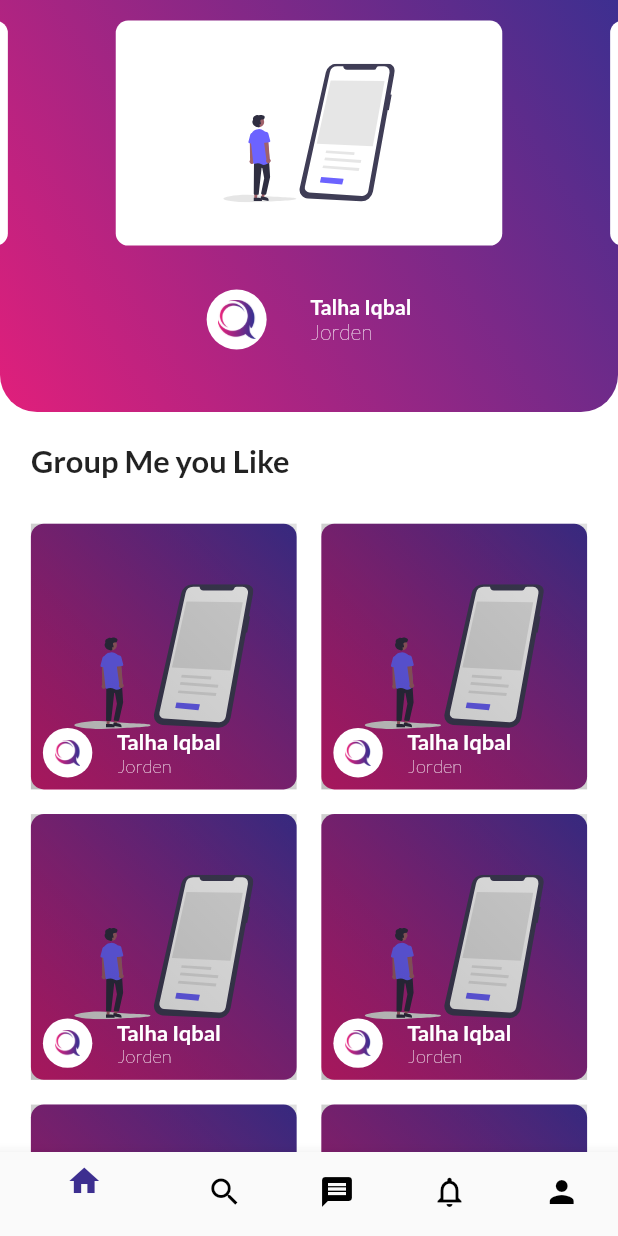
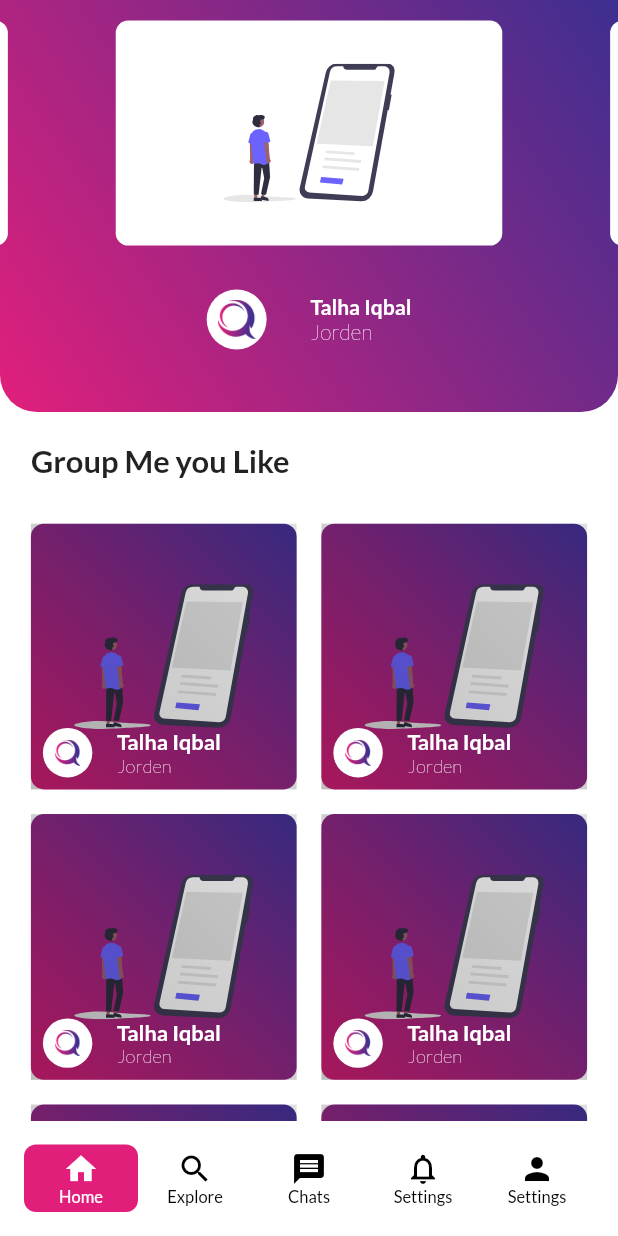
Before and after one commit to talha828/Uni-Chat-App, a Flutter app: the MainScreen screen opened directly, on a phone screen of 412 x 824 dp. Run offline on Flutter 3.47's test engine with Material 2 defaults, Android fonts, the phone set to English and light mode, and no system bars; drawn by our look-alikes of carousel_slider, floating_bottom_navigation_bar; our stand-ins replace flutter_svg, get, google_fonts.

Commit message:
upgrade flutter sdk 2.2.2 to 3.0.3

```diff
--- a/lib/main.dart
+++ b/lib/main.dart
@@ -23,7 +23,7 @@ class MyApp extends StatelessWidget {
           Theme.of(context).textTheme
         )
       ),
-      home: MainScreen()
+      home: SplashScreen()
     );
   }
 }
--- a/lib/screens/main_screen/view.dart
+++ b/lib/screens/main_screen/view.dart
@@ -1,4 +1,5 @@
 import 'package:carousel_slider/carousel_slider.dart';
+import 'package:floating_bottom_navigation_bar/floating_bottom_navigation_bar.dart';
 import 'package:flutter/material.dart';
 import 'package:flutter_svg/flutter_svg.dart';
 import 'package:uni_chat_app/constant/constant.dart';
@@ -7,7 +8,7 @@ import 'package:uni_chat_app/widgets/chat_image_container.dart';
 import 'package:uni_chat_app/widgets/chat_slider_image_container.dart';
 
 class MainScreen extends StatefulWidget {
-  const MainScreen({Key key}) : super(key: key);
+  const MainScreen({Key? key}) : super(key: key);
 
   @override
   State<MainScreen> createState() => _MainScreenState();
@@ -16,27 +17,30 @@ class MainScreen extends StatefulWidget {
 class _MainScreenState extends State<MainScreen> {
   List<Widget>list=[DiscoverGroupScreen(),LoginScreen(),LoginScreen(),LoginScreen(),LoginScreen(),];
   int index=0;
+
   @override
   Widget build(BuildContext context) {
     var width =MediaQuery.of(context).size.width;
     var height =MediaQuery.of(context).size.height;
     return SafeArea(
       child: Scaffold(
-        bottomNavigationBar: BottomNavigationBar(
+        bottomNavigationBar: FloatingNavbar(
+          selectedBackgroundColor: themeColor2,
+          selectedItemColor: Colors.white,
+          backgroundColor:Colors.white,
+          unselectedItemColor: Colors.black,
+          onTap: (int val) {
+           setState(() {
+             index=val;
+           });
+          },
           currentIndex: index,
-          onTap: (value){
-            setState(() {
-              index=value;
-            });
-          },
-          unselectedItemColor: Colors.black,
-          selectedItemColor: themeColor1,
           items: [
-            BottomNavigationBarItem(icon: Icon(Icons.home),title: Text("")),
-            BottomNavigationBarItem(icon: Icon(Icons.search),title: Text("gfh")),
-            BottomNavigationBarItem(icon: Icon(Icons.message),title: Text("fgh")),
-            BottomNavigationBarItem(icon: Icon(Icons.notifications_none_outlined),title: Text("fgh"),),
-            BottomNavigationBarItem(icon: Icon(Icons.person),title: Text("fgh"),),
+            FloatingNavbarItem(icon: Icons.home, title: 'Home'),
+            FloatingNavbarItem(icon: Icons.search, title: 'Explore'),
+            FloatingNavbarItem(icon: Icons.message, title: 'Chats'),
+            FloatingNavbarItem(icon: Icons.notifications_none_outlined, title: 'Settings'),
+            FloatingNavbarItem(icon: Icons.person, title: 'Settings'),
           ],
         ),
         body: list.elementAt(index)
@@ -47,7 +51,7 @@ class _MainScreenState extends State<MainScreen> {
 
 
 class DiscoverGroupScreen extends StatefulWidget {
-  const DiscoverGroupScreen({Key key}) : super(key: key);
+  const DiscoverGroupScreen({Key? key}) : super(key: key);
 
   @override
   State<DiscoverGroupScreen> createState() => _DiscoverGroupScreenState();
--- a/lib/screens/signup_screen/view.dart
+++ b/lib/screens/signup_screen/view.dart
@@ -7,7 +7,7 @@ import 'package:uni_chat_app/widgets/chat_progress_indicator.dart';
 import 'package:uni_chat_app/widgets/chat_text_field.dart';
 
 class SignUpScreen extends StatefulWidget {
-  const SignUpScreen({Key key}) : super(key: key);
+  const SignUpScreen({Key? key}) : super(key: key);
 
   @override
   State<SignUpScreen> createState() => _SignUpScreenState();
--- a/lib/widgets/chat_create_account.dart
+++ b/lib/widgets/chat_create_account.dart
@@ -2,7 +2,7 @@ import 'package:flutter/material.dart';
 
 class CreateAccount extends StatelessWidget {
    CreateAccount({
-    Key key,
+    Key? key,
     this.onTap
   }) : super(key: key);
    var onTap;
--- a/lib/widgets/chat_image_container.dart
+++ b/lib/widgets/chat_image_container.dart
@@ -5,12 +5,12 @@ import 'package:uni_chat_app/constant/constant.dart';
 
 class ImageContainer extends StatelessWidget {
   const ImageContainer({
-    Key key,
-    @required this.width,
-    @required this.mainImage,
-    @required this.profileImage,
-    @required this.name,
-    @required this.disc,
+    Key? key,
+    required this.width,
+    required this.mainImage,
+    required this.profileImage,
+    required this.name,
+    required this.disc,
   }) : super(key: key);
 
   final double width;
--- a/lib/widgets/chat_progress_indicator.dart
+++ b/lib/widgets/chat_progress_indicator.dart
@@ -2,7 +2,7 @@ import 'package:flutter/material.dart';
 
 class ChatProgressIndicator extends StatelessWidget {
   const ChatProgressIndicator({
-    Key key,
+    Key? key,
   }) : super(key: key);
 
   @override
--- a/lib/widgets/chat_slider_image_container.dart
+++ b/lib/widgets/chat_slider_image_container.dart
@@ -4,12 +4,12 @@ import 'package:flutter_svg/flutter_svg.dart';
 
 class SliderImageContainer extends StatelessWidget {
   const SliderImageContainer({
-    Key key,
-    @required this.width,
-    @required this.mainImage,
-    @required this.profileImage,
-    @required this.name,
-    @required this.disc,
+    Key? key,
+    required this.width,
+    required this.mainImage,
+    required this.profileImage,
+    required this.name,
+    required this.disc,
   }) : super(key: key);
 
   final double width;
```
Also changed, not shown: lib/screens/login_screen/view.dart (+4 -4 lines), lib/widgets/chat_button.dart (+5 -5 lines), lib/widgets/chat_text_field.dart (+4 -4 lines), pubspec.yaml (+12 -7 lines), pubspec.lock, 6 other files.
